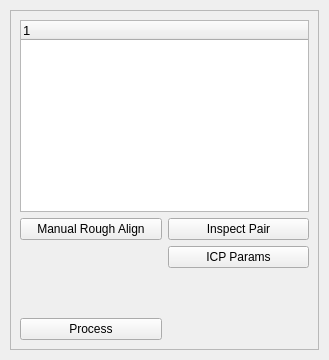
Above: src/meshlabplugins/editalign/alignDialog.ui from cnr-isti-vclab/meshlab before the change. Below: the same form after it.
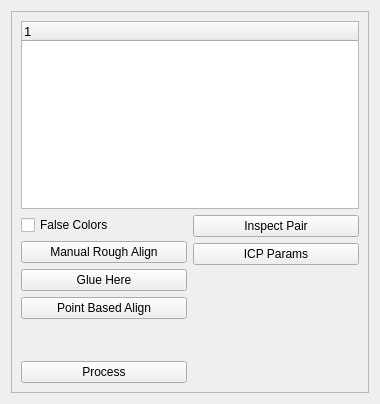
That is the form after the change.

Commit message: First version with point based aligning tool. Still bugged.

The edit to the form file:
```diff
--- a/src/meshlabplugins/editalign/alignDialog.ui
+++ b/src/meshlabplugins/editalign/alignDialog.ui
@@ -1,18 +1,20 @@
 <ui version="4.0" >
  <class>alignDialog</class>
  <widget class="QWidget" name="alignDialog" >
-  <property name="windowTitle" >
-   <string>Align Tool</string>
-  </property>
-  <widget class="QFrame" name="frame" >
    <property name="geometry" >
     <rect>
-     <x>10</x>
-     <y>10</y>
-     <width>309</width>
-     <height>340</height>
-    </rect>
-   </property>
+    <x>0</x>
+    <y>0</y>
+    <width>380</width>
+    <height>404</height>
+   </rect>
+  </property>
+  <property name="windowTitle" >
+   <string>Align Tool</string>
+  </property>
+  <layout class="QHBoxLayout" >
+   <item>
+    <widget class="QFrame" name="frame" >
    <property name="frameShape" >
     <enum>QFrame::StyledPanel</enum>
    </property>
@@ -20,12 +22,6 @@
     <enum>QFrame::Raised</enum>
    </property>
    <layout class="QVBoxLayout" >
-    <property name="margin" >
-     <number>9</number>
-    </property>
-    <property name="spacing" >
-     <number>6</number>
-    </property>
     <item>
      <widget class="QTreeWidget" name="alignTreeWidget" >
       <property name="font" >
@@ -33,24 +29,24 @@
         <pointsize>10</pointsize>
        </font>
       </property>
+        <column>
+         <property name="text" >
+          <string>1</string>
+         </property>
+        </column>
      </widget>
     </item>
     <item>
      <layout class="QHBoxLayout" >
-      <property name="margin" >
-       <number>0</number>
-      </property>
-      <property name="spacing" >
-       <number>6</number>
-      </property>
       <item>
        <layout class="QVBoxLayout" >
-        <property name="margin" >
-         <number>0</number>
-        </property>
-        <property name="spacing" >
-         <number>6</number>
-        </property>
+          <item>
+           <widget class="QCheckBox" name="falseColorCB" >
+            <property name="text" >
+             <string>False Colors</string>
+            </property>
+           </widget>
+          </item>
         <item>
          <widget class="QPushButton" name="manualAlignButton" >
           <property name="text" >
@@ -58,6 +54,20 @@
           </property>
          </widget>
         </item>
+          <item>
+           <widget class="QPushButton" name="glueHereButton" >
+            <property name="text" >
+             <string>Glue Here</string>
+            </property>
+           </widget>
+          </item>
+          <item>
+           <widget class="QPushButton" name="pointBasedAlignButton" >
+            <property name="text" >
+             <string>Point Based Align</string>
+            </property>
+           </widget>
+          </item>
         <item>
          <spacer>
           <property name="orientation" >
@@ -82,12 +92,6 @@
       </item>
       <item>
        <layout class="QVBoxLayout" >
-        <property name="margin" >
-         <number>0</number>
-        </property>
-        <property name="spacing" >
-         <number>6</number>
-        </property>
         <item>
          <widget class="QPushButton" name="inspectButton" >
           <property name="text" >
@@ -121,6 +125,8 @@
     </item>
    </layout>
   </widget>
+   </item>
+  </layout>
  </widget>
  <resources/>
  <connections/>
```
Lines whose indentation alone changed are shown as unchanged. The commit also changes 9 other files.
